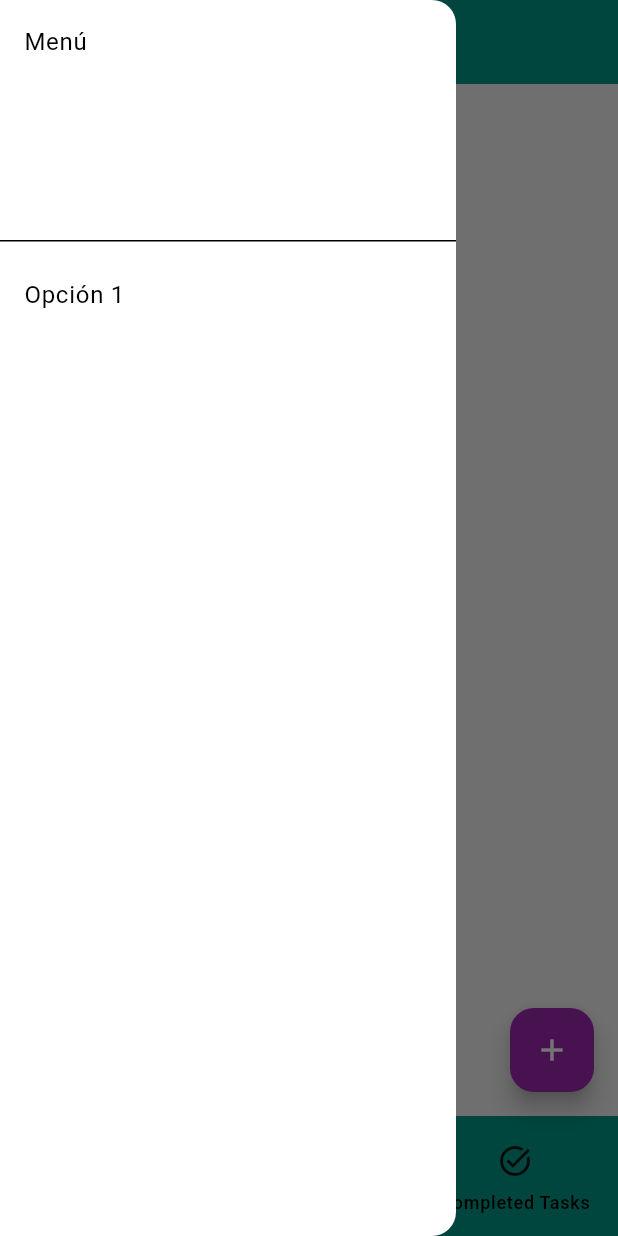
After one commit to danielmontes9/flutter-todo-list-app, a Flutter app: the screen it shows after launch, with the side drawer open, on a phone screen of 412 x 824 dp. The commit adds this screen. Run offline on Flutter 3.47's test engine with Material 3 defaults, Android fonts, the phone set to English and light mode, and no system bars.

Commit message:
refactor: :recycle: home split widgets

```diff
--- /dev/null
+++ b/lib/features/todo/widgets/home/custom_app_bar.dart
@@ -0,0 +1,30 @@
+import 'package:flutter/material.dart';
+import 'package:flutter_todo_list_app/core/theme/app_colors.dart';
+
+class CustomAppBar extends StatelessWidget implements PreferredSizeWidget {
+  final String title;
+  final GlobalKey<ScaffoldState> scaffoldKey;
+
+  const CustomAppBar({
+    super.key,
+    required this.title,
+    required this.scaffoldKey,
+  });
+
+  @override
+  Widget build(BuildContext context) {
+    return AppBar(
+      title: Text(title, style: TextStyle(color: AppColors.white)),
+      leading: IconButton(
+        icon: Icon(Icons.menu, color: AppColors.white),
+        onPressed: () {
+          scaffoldKey.currentState
+              ?.openDrawer(); // Usa la key para abrir el Drawer
+        },
+      ),
+    );
+  }
+
+  @override
+  Size get preferredSize => const Size.fromHeight(kToolbarHeight);
+}
--- /dev/null
+++ b/lib/features/todo/widgets/home/custom_app_drawer.dart
@@ -0,0 +1,17 @@
+import 'package:flutter/material.dart';
+
+class CustomAppDrawer extends StatelessWidget {
+  const CustomAppDrawer({super.key});
+
+  @override
+  Widget build(BuildContext context) {
+    return Drawer(
+      child: ListView(
+        children: [
+          DrawerHeader(child: Text('Menú')),
+          ListTile(title: Text('Opción 1')),
+        ],
+      ),
+    );
+  }
+}
--- /dev/null
+++ b/lib/features/todo/widgets/home/custom_app_navigation.dart
@@ -0,0 +1,33 @@
+import 'package:flutter/material.dart';
+import 'package:flutter_todo_list_app/core/theme/app_colors.dart';
+import 'package:flutter_todo_list_app/features/todo/screens/home.dart';
+
+class CustomAppNavigation extends StatelessWidget {
+  final int screenIndex;
+  final void Function(int) onDestinationSelected;
+
+  const CustomAppNavigation({
+    super.key,
+    required this.screenIndex,
+    required this.onDestinationSelected,
+  });
+
+  @override
+  Widget build(BuildContext context) {
+    return NavigationBar(
+      selectedIndex: screenIndex,
+      onDestinationSelected: onDestinationSelected,
+      backgroundColor: AppColors.primary,
+      indicatorColor: AppColors.primaryAccent,
+      destinations:
+          destinations.map((HomeTab destination) {
+            return NavigationDestination(
+              label: destination.label,
+              icon: destination.icon,
+              selectedIcon: destination.selectedIcon,
+              tooltip: destination.label,
+            );
+          }).toList(),
+    );
+  }
+}
```
Also changed, not shown: lib/features/todo/screens/home.dart (+59 -229 lines).
